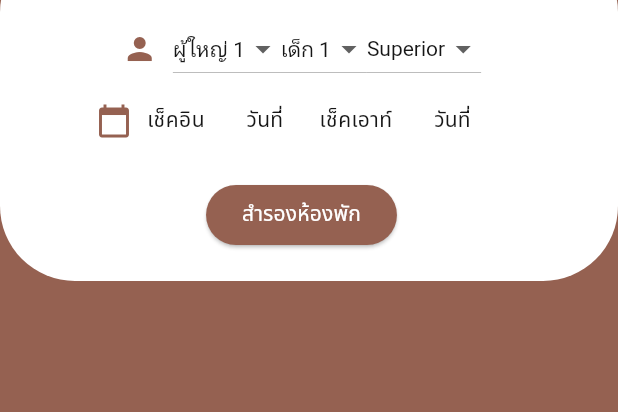
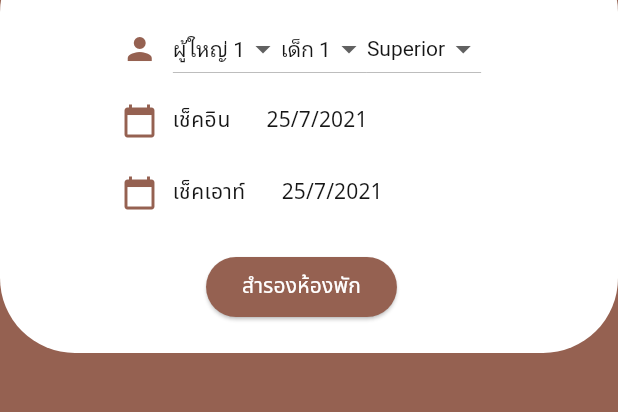
Before and after one commit to tutavstuta/Immhotel-app-main, a Flutter app: the BookingPage screen opened directly, on a phone screen of 412 x 824 dp, the part 484-896 px from its top. Run offline on Flutter 3.47's test engine with Material 3 defaults, Android fonts, the phone set to English and light mode, and no system bars; our stand-ins replace carousel_slider, flutter_secure_storage; missing offline and left inert: dart:ffi; accounts and stored records are empty.

Commit message:
modified:   lib/screen/booking.dart 	modified:   lib/screen/landing.dart 	modified:   lib/screen/login.dart 	modified:   lib/screen/register.dart 	modified:   lib/screen/room.dart 	modified:   lib/widgets/appbar.dart 	modified:   lib/widgets/datepicker.dart

```diff
--- a/lib/screen/booking.dart
+++ b/lib/screen/booking.dart
@@ -68,11 +68,14 @@ class _BookingPageState extends State<BookingPage> {
                               .primaryBackgroundColor, // Set the color
                           size: 24.0, // Set the size
                         ),
-                        const SizedBox(width: 10,),
+                        const SizedBox(
+                          width: 10,
+                        ),
                         DropdownButton<String>(
                           value: selectedValue1,
-                          style: const TextStyle(color: MaterialColors.secondary),
-                          dropdownColor:MaterialColors.onSurface,
+                          style:
+                              const TextStyle(color: MaterialColors.secondary),
+                          dropdownColor: MaterialColors.onSurface,
                           onChanged: (newValue) {
                             setState(() {
                               selectedValue1 = newValue!;
@@ -90,8 +93,9 @@ class _BookingPageState extends State<BookingPage> {
                         ),
                         DropdownButton<String>(
                           value: selectedValue2,
-                          style: const TextStyle(color: MaterialColors.secondary),
-                          dropdownColor:MaterialColors.onSurface,
+                          style:
+                              const TextStyle(color: MaterialColors.secondary),
+                          dropdownColor: MaterialColors.onSurface,
                           onChanged: (newValue) {
                             setState(() {
                               selectedValue2 = newValue!;
@@ -101,7 +105,6 @@ class _BookingPageState extends State<BookingPage> {
                               .map((String value) {
                             return DropdownMenuItem<String>(
                               value: value,
-
                               child: Text(value,
                                   style: const TextStyle(
                                       color: MaterialColors.secondary)),
@@ -109,11 +112,13 @@ class _BookingPageState extends State<BookingPage> {
                           }).toList(),
                         ),
                         DropdownButton<String>(
-                          hint:const Text("ห้อง",style:
+                          hint: const Text("ห้อง",
+                              style:
                                   TextStyle(color: MaterialColors.secondary)),
                           value: selectedValue3,
-                          style: const TextStyle(color: MaterialColors.secondary),
-                          dropdownColor:MaterialColors.onSurface,
+                          style:
+                              const TextStyle(color: MaterialColors.secondary),
+                          dropdownColor: MaterialColors.onSurface,
                           onChanged: (newValue) {
                             setState(() {
                               selectedValue3 = newValue!;
@@ -124,35 +129,59 @@ class _BookingPageState extends State<BookingPage> {
                             return DropdownMenuItem<String>(
                               value: value,
                               child: Text(value),
-
                             );
                           }).toList(),
                         ),
                       ],
                     ),
-                    const Row(
-                      mainAxisAlignment: MainAxisAlignment.center,
-                      crossAxisAlignment : CrossAxisAlignment.center,
+                    const Center(
+                      child: SizedBox(
+                        width: 240,
+                        child: Column(
                           children: [
-                        Icon(Icons.calendar_today,color:MaterialColors
-                              .primaryBackgroundColor ,
-                              size: 24.0
+                            Row(
+                              mainAxisAlignment: MainAxisAlignment.start,
+                              crossAxisAlignment: CrossAxisAlignment.center,
+                              children: [
+                                Icon(Icons.calendar_today,
+                                    color:
+                                        MaterialColors.primaryBackgroundColor,
+                                    size: 24.0),
+                                SizedBox(
+                                  width: 10,
                                 ),
-                        SizedBox(width: 10,),
                                 Text("เช็คอิน",
-                        textAlign:TextAlign.end,
-                            style:
-                                TextStyle(color: MaterialColors.secondary)),
-                        DatePicker(
-                          restorationId: 'main',
-                        ),
-                         Text("เช็คเอาท์",textAlign:TextAlign.end,
-                            style:
-                                TextStyle(color: MaterialColors.secondary)),
+                                    textAlign: TextAlign.end,
+                                    style: TextStyle(
+                                        color: MaterialColors.secondary)),
                                 DatePicker(
                                   restorationId: 'main',
                                 ),
                               ],
+                            ),
+                            Row(
+                              mainAxisAlignment: MainAxisAlignment.start,
+                              crossAxisAlignment: CrossAxisAlignment.center,
+                              children: [
+                                Icon(Icons.calendar_today,
+                                    color:
+                                        MaterialColors.primaryBackgroundColor,
+                                    size: 24.0),
+                                SizedBox(
+                                  width: 10,
+                                ),
+                                Text("เช็คเอาท์",
+                                    textAlign: TextAlign.end,
+                                    style: TextStyle(
+                                        color: MaterialColors.secondary)),
+                                DatePicker(
+                                  restorationId: 'main',
+                                ),
+                              ],
+                            ),
+                          ],
+                        ),
+                      ),
                     ),
                     const SizedBox(
                       height: 15,
--- a/lib/widgets/datepicker.dart
+++ b/lib/widgets/datepicker.dart
@@ -20,6 +20,7 @@ class _DatePickerExampleState extends State<DatePicker> with RestorationMixin {
   // the [StatefulWidget]'s constructor.
   @override
   String? get restorationId => widget.restorationId;
+
 
   final RestorableDateTime _selectedDate =
       RestorableDateTime(DateTime(2021, 7, 25));
@@ -53,6 +54,8 @@ class _DatePickerExampleState extends State<DatePicker> with RestorationMixin {
     );
   }
 
+
+
   @override
   void restoreState(RestorationBucket? oldBucket, bool initialRestore) {
     registerForRestoration(_selectedDate, 'selected_date');
@@ -72,16 +75,18 @@ class _DatePickerExampleState extends State<DatePicker> with RestorationMixin {
     }
   }
 
+
+
   @override
   Widget build(BuildContext context) {
     return OutlinedButton(
       onPressed: () {
         _restorableDatePickerRouteFuture.present();
       },
-      child: const Row(
+      child:  Row(
         children: [
-          Text(' วันที่',
-              style: TextStyle(color: MaterialColors.secondary)),
+          Text('${_selectedDate.value.day}/${_selectedDate.value.month}/${_selectedDate.value.year}',
+              style: const TextStyle(color: MaterialColors.secondary)),
         ],
       ),
     );
```
Also changed, not shown: lib/screen/landing.dart (+2 -21 lines), lib/screen/login.dart (+21 -9 lines), lib/screen/register.dart (+46 -23 lines), lib/screen/room.dart (+2 -20 lines), lib/widgets/appbar.dart (+24 -7 lines). Lines whose indentation alone changed are shown as unchanged.
